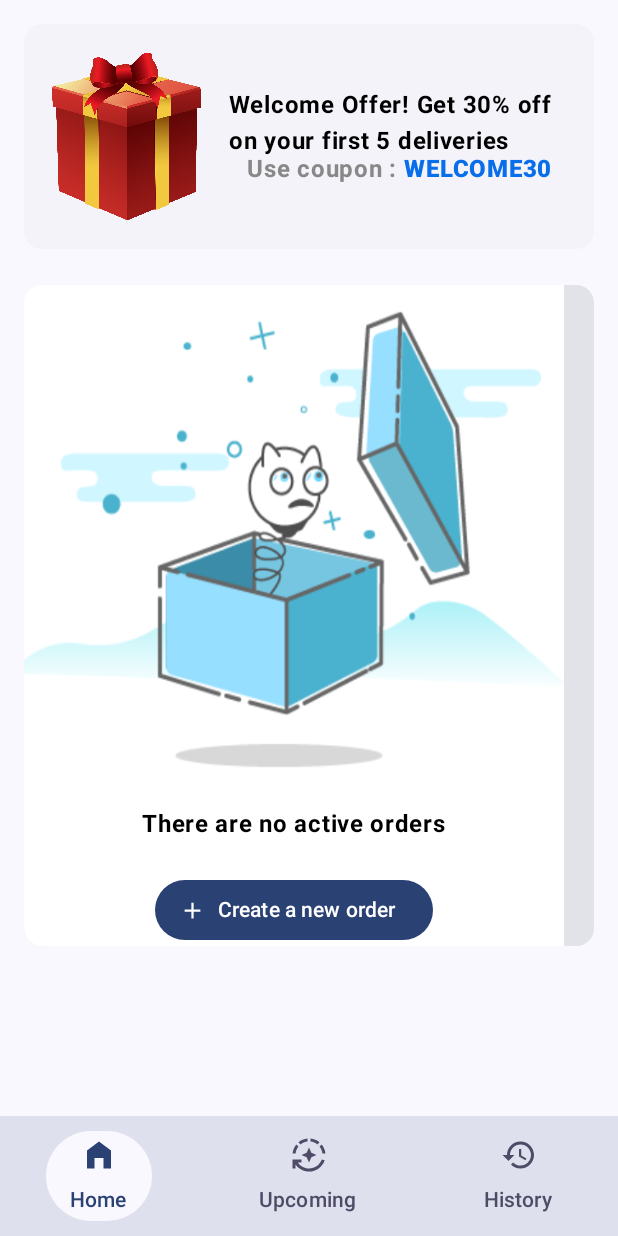
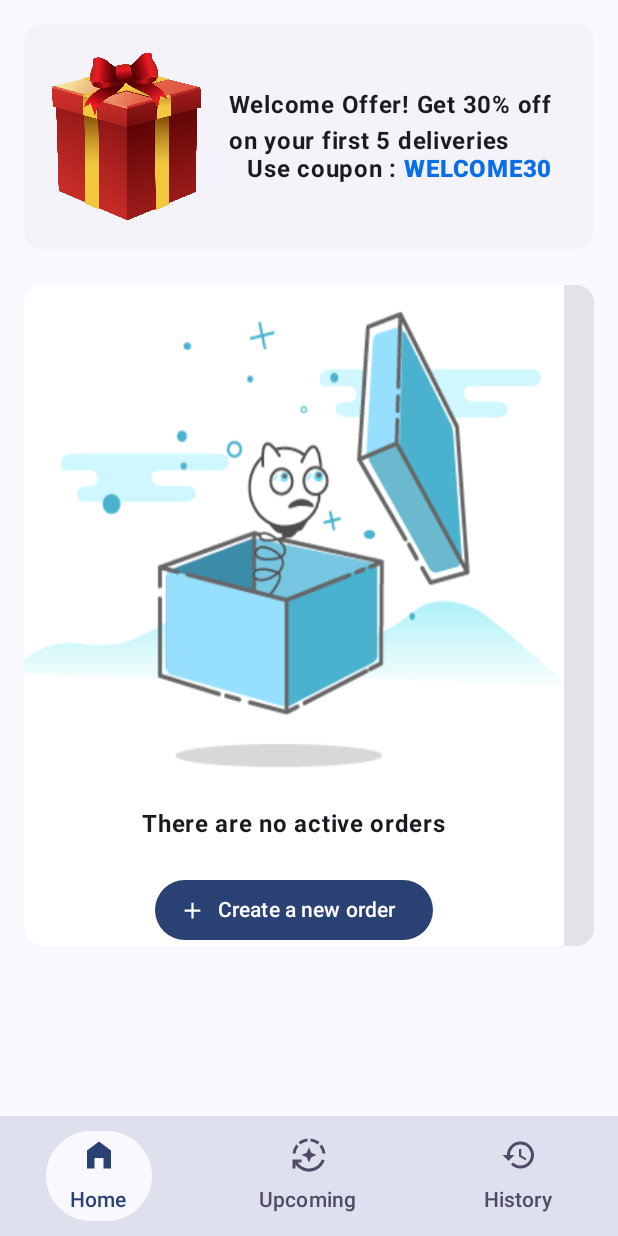
Before and after one commit to sourabhkumar47/PickUpandDrop, an Android app built with Jetpack Compose: the screen it shows after launch (MainActivity), on a phone screen of 412 x 824 dp. Run offline under Robolectric (Android 15) with nearby library versions, the phone set to English and light mode, and no system bars.

Commit message:
removed text color

```diff
--- a/app/src/main/java/com/example/pickupanddrop/common/Card.kt
+++ b/app/src/main/java/com/example/pickupanddrop/common/Card.kt
@@ -69,7 +69,7 @@ fun ClickableCard(
                         text = heading,
                         style = MaterialTheme.typography.bodyLarge,
                         fontWeight = FontWeight.Bold,
-                        color = Color.Black
+//                        color = Color.Black
                     )
 
                     Row {
@@ -77,7 +77,7 @@ fun ClickableCard(
                             text = subHeading,
                             style = MaterialTheme.typography.bodyLarge,
                             fontWeight = FontWeight.Bold,
-                            color = Color.Gray
+//                            color = Color.Gray
                         )
 
                         Spacer(modifier = Modifier.height(8.dp))
--- a/app/src/main/java/com/example/pickupanddrop/presentation/HomeScreen.kt
+++ b/app/src/main/java/com/example/pickupanddrop/presentation/HomeScreen.kt
@@ -73,7 +73,6 @@ fun HomeScreen(
                     text = "There are no active orders",
                     style = MaterialTheme.typography.bodyLarge,
                     fontWeight = FontWeight.Bold,
-                    color = Color.Black
                 )
 
                 Spacer(modifier = Modifier.height(24.dp))
```
